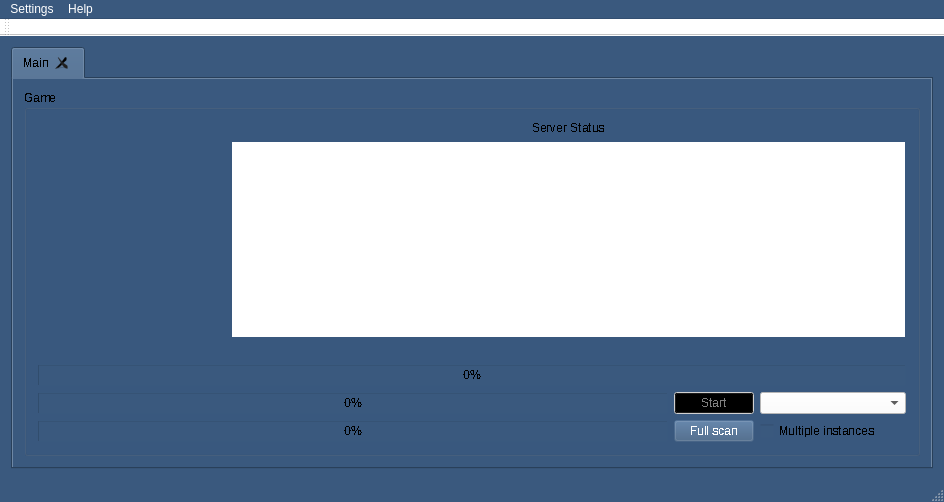
First picture: the form in mainwindow.ui, repository One0f4K1nd/Launchpad, before the edit.
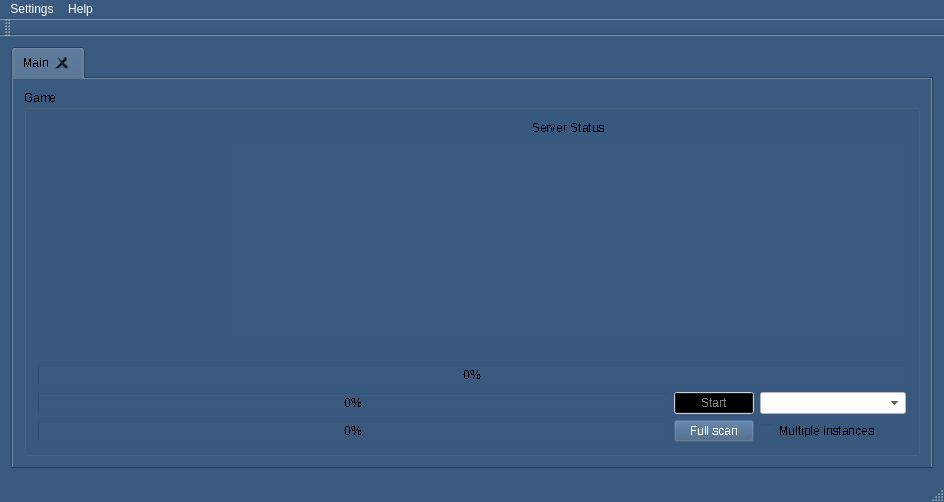
Second picture: the form after the edit. The open tabs and pages were chosen to show the change. Icons and pictures are not drawn.

Commit message: Server Status window displays server status received from StatusServer port 44455

Diff of the .ui file:
```diff
--- a/mainwindow.ui
+++ b/mainwindow.ui
@@ -1230,7 +1230,7 @@
                  <property name="palette">
                   <palette>
                    <active>
-                    <colorrole role="WindowText">
+                    <colorrole role="NoRole">
                      <brush brushstyle="SolidPattern">
                       <color alpha="255">
                        <red>0</red>
@@ -1239,36 +1239,9 @@
                       </color>
                      </brush>
                     </colorrole>
-                    <colorrole role="Text">
-                     <brush brushstyle="SolidPattern">
-                      <color alpha="255">
-                       <red>0</red>
-                       <green>0</green>
-                       <blue>0</blue>
-                      </color>
-                     </brush>
-                    </colorrole>
-                    <colorrole role="Base">
-                     <brush brushstyle="SolidPattern">
-                      <color alpha="255">
-                       <red>255</red>
-                       <green>255</green>
-                       <blue>255</blue>
-                      </color>
-                     </brush>
-                    </colorrole>
-                    <colorrole role="PlaceholderText">
-                     <brush brushstyle="NoBrush">
-                      <color alpha="128">
-                       <red>0</red>
-                       <green>0</green>
-                       <blue>0</blue>
-                      </color>
-                     </brush>
-                    </colorrole>
                    </active>
                    <inactive>
-                    <colorrole role="WindowText">
+                    <colorrole role="NoRole">
                      <brush brushstyle="SolidPattern">
                       <color alpha="255">
                        <red>0</red>
@@ -1277,65 +1250,11 @@
                       </color>
                      </brush>
                     </colorrole>
-                    <colorrole role="Text">
-                     <brush brushstyle="SolidPattern">
-                      <color alpha="255">
-                       <red>0</red>
-                       <green>0</green>
-                       <blue>0</blue>
-                      </color>
-                     </brush>
-                    </colorrole>
-                    <colorrole role="Base">
-                     <brush brushstyle="SolidPattern">
-                      <color alpha="255">
-                       <red>255</red>
-                       <green>255</green>
-                       <blue>255</blue>
-                      </color>
-                     </brush>
-                    </colorrole>
-                    <colorrole role="PlaceholderText">
-                     <brush brushstyle="NoBrush">
-                      <color alpha="128">
-                       <red>0</red>
-                       <green>0</green>
-                       <blue>0</blue>
-                      </color>
-                     </brush>
-                    </colorrole>
                    </inactive>
                    <disabled>
-                    <colorrole role="WindowText">
+                    <colorrole role="NoRole">
                      <brush brushstyle="SolidPattern">
                       <color alpha="255">
-                       <red>29</red>
-                       <green>44</green>
-                       <blue>63</blue>
-                      </color>
-                     </brush>
-                    </colorrole>
-                    <colorrole role="Text">
-                     <brush brushstyle="SolidPattern">
-                      <color alpha="255">
-                       <red>29</red>
-                       <green>44</green>
-                       <blue>63</blue>
-                      </color>
-                     </brush>
-                    </colorrole>
-                    <colorrole role="Base">
-                     <brush brushstyle="SolidPattern">
-                      <color alpha="255">
-                       <red>58</red>
-                       <green>89</green>
-                       <blue>126</blue>
-                      </color>
-                     </brush>
-                    </colorrole>
-                    <colorrole role="PlaceholderText">
-                     <brush brushstyle="NoBrush">
-                      <color alpha="128">
                        <red>0</red>
                        <green>0</green>
                        <blue>0</blue>
@@ -1345,6 +1264,15 @@
                    </disabled>
                   </palette>
                  </property>
+                 <property name="font">
+                  <font>
+                   <weight>50</weight>
+                   <bold>false</bold>
+                  </font>
+                 </property>
+                 <property name="autoFillBackground">
+                  <bool>false</bool>
+                 </property>
                  <property name="styleSheet">
                   <string notr="true"/>
                  </property>
@@ -2656,448 +2584,6 @@
    <addaction name="menuAbout"/>
   </widget>
   <widget class="QToolBar" name="mainToolBar">
-   <property name="palette">
-    <palette>
-     <active>
-      <colorrole role="WindowText">
-       <brush brushstyle="SolidPattern">
-        <color alpha="255">
-         <red>0</red>
-         <green>0</green>
-         <blue>0</blue>
-        </color>
-       </brush>
-      </colorrole>
-      <colorrole role="Button">
-       <brush brushstyle="SolidPattern">
-        <color alpha="255">
-         <red>255</red>
-         <green>255</green>
-         <blue>255</blue>
-        </color>
-       </brush>
-      </colorrole>
-      <colorrole role="Light">
-       <brush brushstyle="SolidPattern">
-        <color alpha="255">
-         <red>255</red>
-         <green>255</green>
-         <blue>255</blue>
-        </color>
-       </brush>
-      </colorrole>
-      <colorrole role="Midlight">
-       <brush brushstyle="SolidPattern">
-        <color alpha="255">
-         <red>255</red>
-         <green>255</green>
-         <blue>255</blue>
-        </color>
-       </brush>
-      </colorrole>
-      <colorrole role="Dark">
-       <brush brushstyle="SolidPattern">
-        <color alpha="255">
-         <red>127</red>
-         <green>127</green>
-         <blue>127</blue>
-        </color>
-       </brush>
-      </colorrole>
-      <colorrole role="Mid">
-       <brush brushstyle="SolidPattern">
-        <color alpha="255">
-         <red>170</red>
-         <green>170</green>
-         <blue>170</blue>
-        </color>
-       </brush>
-      </colorrole>
-      <colorrole role="Text">
-       <brush brushstyle="SolidPattern">
-        <color alpha="255">
-         <red>0</red>
-         <green>0</green>
-         <blue>0</blue>
-        </color>
-       </brush>
-      </colorrole>
-      <colorrole role="BrightText">
-       <brush brushstyle="SolidPattern">
-        <color alpha="255">
-         <red>255</red>
-         <green>255</green>
-         <blue>255</blue>
-        </color>
-       </brush>
-      </colorrole>
-      <colorrole role="ButtonText">
-       <brush brushstyle="SolidPattern">
-        <color alpha="255">
-         <red>0</red>
-         <green>0</green>
-         <blue>0</blue>
-        </color>
-       </brush>
-      </colorrole>
-      <colorrole role="Base">
-       <brush brushstyle="SolidPattern">
-        <color alpha="255">
-         <red>255</red>
-         <green>255</green>
-         <blue>255</blue>
-        </color>
-       </brush>
-      </colorrole>
-      <colorrole role="Window">
-       <brush brushstyle="SolidPattern">
-        <color alpha="255">
-         <red>255</red>
-         <green>255</green>
-         <blue>255</blue>
-        </color>
-       </brush>
-      </colorrole>
-      <colorrole role="Shadow">
-       <brush brushstyle="SolidPattern">
-        <color alpha="255">
-         <red>0</red>
-         <green>0</green>
-         <blue>0</blue>
-        </color>
-       </brush>
-      </colorrole>
-      <colorrole role="AlternateBase">
-       <brush brushstyle="SolidPattern">
-        <color alpha="255">
-         <red>255</red>
-         <green>255</green>
-         <blue>255</blue>
-        </color>
-       </brush>
-      </colorrole>
-      <colorrole role="ToolTipBase">
-       <brush brushstyle="SolidPattern">
-        <color alpha="255">
-         <red>255</red>
-         <green>255</green>
-         <blue>220</blue>
-        </color>
-       </brush>
-      </colorrole>
-      <colorrole role="ToolTipText">
-       <brush brushstyle="SolidPattern">
-        <color alpha="255">
-         <red>0</red>
-         <green>0</green>
-         <blue>0</blue>
-        </color>
-       </brush>
-      </colorrole>
-      <colorrole role="PlaceholderText">
-       <brush brushstyle="SolidPattern">
-        <color alpha="128">
-         <red>0</red>
-         <green>0</green>
-         <blue>0</blue>
-        </color>
-       </brush>
-      </colorrole>
-     </active>
-     <inactive>
-      <colorrole role="WindowText">
-       <brush brushstyle="SolidPattern">
-        <color alpha="255">
-         <red>0</red>
-         <green>0</green>
-         <blue>0</blue>
-        </color>
-       </brush>
-      </colorrole>
-      <colorrole role="Button">
-       <brush brushstyle="SolidPattern">
-        <color alpha="255">
-         <red>255</red>
-         <green>255</green>
-         <blue>255</blue>
-        </color>
-       </brush>
-      </colorrole>
-      <colorrole role="Light">
-       <brush brushstyle="SolidPattern">
-        <color alpha="255">
-         <red>255</red>
-         <green>255</green>
-         <blue>255</blue>
-        </color>
-       </brush>
-      </colorrole>
-      <colorrole role="Midlight">
-       <brush brushstyle="SolidPattern">
-        <color alpha="255">
-         <red>255</red>
-         <green>255</green>
-         <blue>255</blue>
-        </color>
-       </brush>
-      </colorrole>
-      <colorrole role="Dark">
-       <brush brushstyle="SolidPattern">
-        <color alpha="255">
-         <red>127</red>
-         <green>127</green>
-         <blue>127</blue>
-        </color>
-       </brush>
-      </colorrole>
-      <colorrole role="Mid">
-       <brush brushstyle="SolidPattern">
-        <color alpha="255">
-         <red>170</red>
-         <green>170</green>
-         <blue>170</blue>
-        </color>
-       </brush>
-      </colorrole>
-      <colorrole role="Text">
-       <brush brushstyle="SolidPattern">
-        <color alpha="255">
-         <red>0</red>
-         <green>0</green>
-         <blue>0</blue>
-        </color>
-       </brush>
-      </colorrole>
-      <colorrole role="BrightText">
-       <brush brushstyle="SolidPattern">
-        <color alpha="255">
-         <red>255</red>
-         <green>255</green>
-         <blue>255</blue>
-        </color>
-       </brush>
-      </colorrole>
-      <colorrole role="ButtonText">
-       <brush brushstyle="SolidPattern">
-        <color alpha="255">
-         <red>0</red>
-         <green>0</green>
-         <blue>0</blue>
-        </color>
-       </brush>
-      </colorrole>
-      <colorrole role="Base">
-       <brush brushstyle="SolidPattern">
-        <color alpha="255">
-         <red>255</red>
-         <green>255</green>
-         <blue>255</blue>
-        </color>
-       </brush>
-      </colorrole>
-      <colorrole role="Window">
-       <brush brushstyle="SolidPattern">
-        <color alpha="255">
-         <red>255</red>
-         <green>255</green>
-         <blue>255</blue>
-        </color>
-       </brush>
-      </colorrole>
-      <colorrole role="Shadow">
-       <brush brushstyle="SolidPattern">
-        <color alpha="255">
-         <red>0</red>
-         <green>0</green>
-         <blue>0</blue>
-        </color>
-       </brush>
-      </colorrole>
-      <colorrole role="AlternateBase">
-       <brush brushstyle="SolidPattern">
-        <color alpha="255">
-         <red>255</red>
-         <green>255</green>
-         <blue>255</blue>
-        </color>
-       </brush>
-      </colorrole>
-      <colorrole role="ToolTipBase">
-       <brush brushstyle="SolidPattern">
-        <color alpha="255">
-         <red>255</red>
-         <green>255</green>
-         <blue>220</blue>
-        </color>
-       </brush>
-      </colorrole>
-      <colorrole role="ToolTipText">
-       <brush brushstyle="SolidPattern">
-        <color alpha="255">
-         <red>0</red>
-         <green>0</green>
-         <blue>0</blue>
-        </color>
-       </brush>
-      </colorrole>
-      <colorrole role="PlaceholderText">
-       <brush brushstyle="SolidPattern">
-        <color alpha="128">
-         <red>0</red>
-         <green>0</green>
-         <blue>0</blue>
-        </color>
-       </brush>
-      </colorrole>
-     </inactive>
-     <disabled>
-      <colorrole role="WindowText">
-       <brush brushstyle="SolidPattern">
-        <color alpha="255">
-         <red>127</red>
-         <green>127</green>
-         <blue>127</blue>
-        </color>
-       </brush>
-      </colorrole>
-      <colorrole role="Button">
-       <brush brushstyle="SolidPattern">
-        <color alpha="255">
-         <red>255</red>
-         <green>255</green>
-         <blue>255</blue>
-        </color>
-       </brush>
-      </colorrole>
-      <colorrole role="Light">
-       <brush brushstyle="SolidPattern">
-        <color alpha="255">
-         <red>255</red>
-         <green>255</green>
-         <blue>255</blue>
-        </color>
-       </brush>
-      </colorrole>
-      <colorrole role="Midlight">
-       <brush brushstyle="SolidPattern">
-        <color alpha="255">
-         <red>255</red>
-         <green>255</green>
-         <blue>255</blue>
-        </color>
-       </brush>
-      </colorrole>
-      <colorrole role="Dark">
-       <brush brushstyle="SolidPattern">
-        <color alpha="255">
-         <red>127</red>
-         <green>127</green>
-         <blue>127</blue>
-        </color>
-       </brush>
-      </colorrole>
-      <colorrole role="Mid">
-       <brush brushstyle="SolidPattern">
-        <color alpha="255">
-         <red>170</red>
-         <green>170</green>
-         <blue>170</blue>
-        </color>
-       </brush>
-      </colorrole>
-      <colorrole role="Text">
-       <brush brushstyle="SolidPattern">
-        <color alpha="255">
-         <red>127</red>
-         <green>127</green>
-         <blue>127</blue>
-        </color>
-       </brush>
-      </colorrole>
-      <colorrole role="BrightText">
-       <brush brushstyle="SolidPattern">
-        <color alpha="255">
-         <red>255</red>
-         <green>255</green>
-         <blue>255</blue>
-        </color>
-       </brush>
-      </colorrole>
-      <colorrole role="ButtonText">
-       <brush brushstyle="SolidPattern">
-        <color alpha="255">
-         <red>127</red>
-         <green>127</green>
-         <blue>127</blue>
-        </color>
-       </brush>
-      </colorrole>
-      <colorrole role="Base">
-       <brush brushstyle="SolidPattern">
-        <color alpha="255">
-         <red>255</red>
-         <green>255</green>
-         <blue>255</blue>
-        </color>
-       </brush>
-      </colorrole>
-      <colorrole role="Window">
-       <brush brushstyle="SolidPattern">
-        <color alpha="255">
-         <red>255</red>
-         <green>255</green>
-         <blue>255</blue>
-        </color>
-       </brush>
-      </colorrole>
-      <colorrole role="Shadow">
-       <brush brushstyle="SolidPattern">
-        <color alpha="255">
-         <red>0</red>
-         <green>0</green>
-         <blue>0</blue>
-        </color>
-       </brush>
-      </colorrole>
-      <colorrole role="AlternateBase">
-       <brush brushstyle="SolidPattern">
-        <color alpha="255">
-         <red>255</red>
-         <green>255</green>
-         <blue>255</blue>
-        </color>
-       </brush>
-      </colorrole>
-      <colorrole role="ToolTipBase">
-       <brush brushstyle="SolidPattern">
-        <color alpha="255">
-         <red>255</red>
-         <green>255</green>
-         <blue>220</blue>
-        </color>
-       </brush>
-      </colorrole>
-      <colorrole role="ToolTipText">
-       <brush brushstyle="SolidPattern">
-        <color alpha="255">
-         <red>0</red>
-         <green>0</green>
-         <blue>0</blue>
-        </color>
-       </brush>
-      </colorrole>
-      <colorrole role="PlaceholderText">
-       <brush brushstyle="SolidPattern">
-        <color alpha="128">
-         <red>0</red>
-         <green>0</green>
-         <blue>0</blue>
-        </color>
-       </brush>
-      </colorrole>
-     </disabled>
-    </palette>
-   </property>
    <property name="contextMenuPolicy">
     <enum>Qt::DefaultContextMenu</enum>
    </property>
```
Left out of the diff: 4 changed lines with no effect on the pictures. The commit also changes 39 other files.
